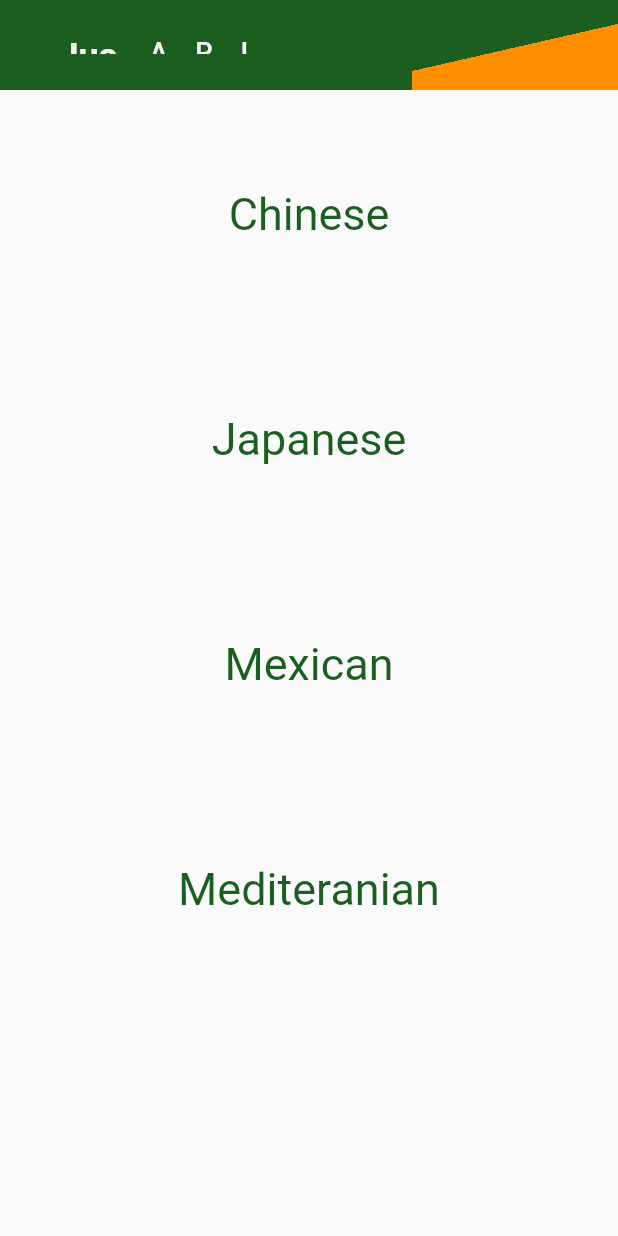
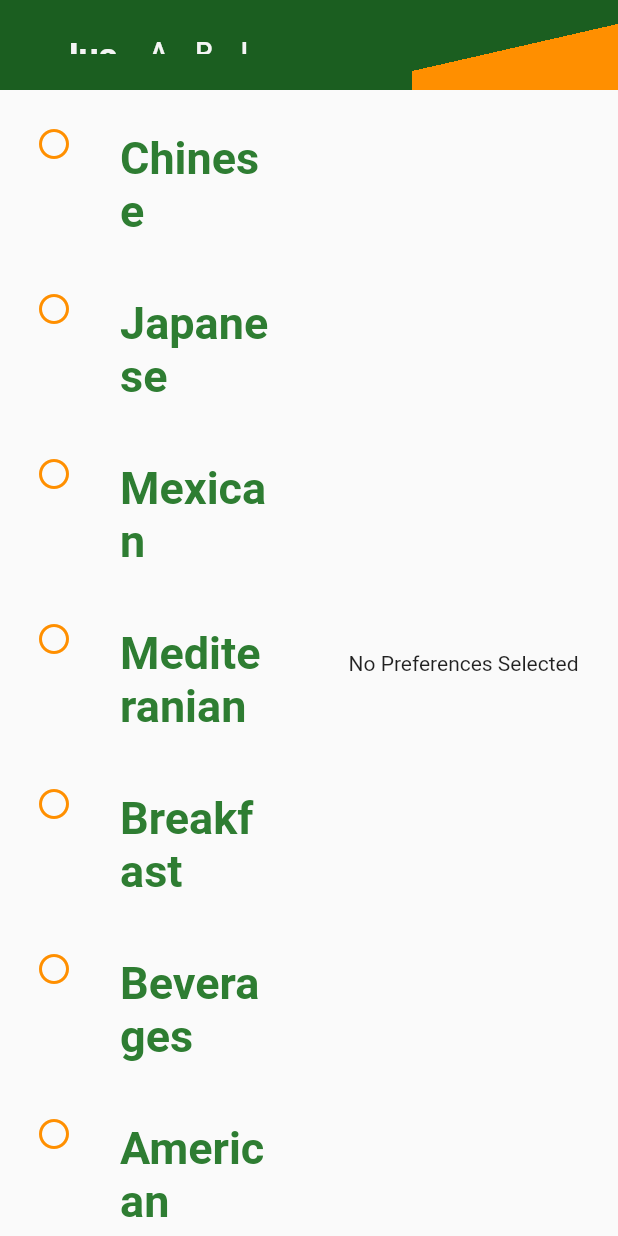
Before and after one commit to moriartyjk/Just-Eat-It, a Flutter app: the CustomizerPage screen opened by its route, on a phone screen of 412 x 824 dp. Run offline on Flutter 3.47's test engine with Material 2 defaults, Android fonts, the phone set to English and light mode, and no system bars; our stand-ins replace cloud_firestore, firebase_auth, firebase_core, video_player; accounts and stored records are empty.

Commit message:
Divided page into  selection and selected

```diff
--- a/lib/customizer.dart
+++ b/lib/customizer.dart
@@ -17,6 +17,8 @@ class _CustomizerPageState extends State<CustomizerPage> {
   //class globals
   FirebaseFirestore firestore = FirebaseFirestore.instance;
 
+  final _saved = <String> []; //list of selected preferences
+
   //helping functions
 
 //build layout
@@ -31,112 +33,146 @@ class _CustomizerPageState extends State<CustomizerPage> {
     //get the document reference for the user currently logged in
 
     //TODO: Add check for whether a valid user is signed in before changing preferences
-    //TODO: When user logs out, clear preferences
     var userPref = FirebaseFirestore.instance.collection('users').doc(user?.uid);
-    //var restNameList = ['chinese', 'japanese', 'mexican', 'mediteranian'];
 
     return Scaffold(
       appBar: JustEatItAppBar.create(context),
       //body of list view
-      body: Center(
+      body: Row(
+        mainAxisAlignment: MainAxisAlignment.spaceEvenly,
+        children: [
+          //==========SELECTION VIEW==========
+          Expanded(
             child: ListView(
               padding: const EdgeInsets.all(8),
               children: <Widget>[
                 //----------CHINESE----------
-            Container(
+                _buildSelection("Chinese", userPref, context),
+                //----------JAPANESE----------
+                _buildSelection("Japanese", userPref, context),
+                //----------MEXICAN----------
+                _buildSelection("Mexican", userPref, context),
+                //----------MEDITERANIAN----------
+                _buildSelection("Mediteranian", userPref, context),
+                //----------BREAKFAST----------
+                _buildSelection("Breakfast", userPref, context),
+                //----------BEVERAGES----------
+                _buildSelection("Beverages", userPref, context),
+                //----------AMERICAN----------
+                _buildSelection("American", userPref, context),
+                //----------HEALTH----------
+                _buildSelection("Health", userPref, context),
+                //----------RESET PREFERENCES----------
+                _clearPreferences(userPref, context),
+              ],
+            ),
+          ),
+          //==========SELECTED PREFERENCES VIEW==========
+          Expanded(
+            child: _saved.isNotEmpty //if preferences list is not empty, create a listveiw builder otherwise, show text
+              ? _buildSelected(context)
+              : Container(
                 alignment: Alignment.center,
                 height: 150,
-              child: TextButton(
+                child: const Text("No Preferences Selected"),
+              ),
+          ),
+        ], //end of Row children
+      ),
+    );
+  }
+
+/*----------HELPER FUNCTIONS----------*/
+
+  //Helper method to build each
+  Widget _buildSelection(String name,  DocumentReference<Map<String, dynamic>> userPref, BuildContext context){
+
+    final alreadySaved = _saved.contains(name);
+
+    //name -> restaurant name in upper case
+    return ListTile(
+      minVerticalPadding: 20,
+      leading: Icon(
+        alreadySaved ? Icons.circle : Icons.circle_outlined,
+        color: Colors.amber.shade800,
+        semanticLabel: alreadySaved ? 'Remove from Selected' : 'Select',
+      ),
+      title: Text(
+        name,
+        style: TextStyle(
+          color: Colors.green.shade800,
+          fontSize: 30,
+          fontWeight: FontWeight.bold,
+        ),
+      ),
+      onTap: () {
+        setState(() {
+          if(alreadySaved){
+            _saved.remove(name);
+            //add code here to update the users preference list in data base based on current _saved array
+            //userPref.update({'preferences': _saved});
+          } else{
+            _saved.add(name);
+            //add code here to update the users preference list in data base based on current _saved array
+            //userPref.update({'preferences': _saved});
+          }
+          userPref.update({'preferences': _saved});
+        });
+      },
+    );
+  }
+
+  //Widget that shows what has been selected
+  Widget _buildSelected(BuildContext context){
+
+    //return a buildable list that displays what has been favorited by the user
+    return ListView.separated(
+      separatorBuilder: (context, index) => Divider(color: Colors.green.shade900),
+      itemCount: _saved.length, //number of tiles equals length of preferences list
+      itemBuilder: (context, int index) {
+        return ListTile(
+          title: Text(_saved.elementAt(index)),
+        );
+      }
+    );
+  }
+
+  //Clear preferences
+  Widget _clearPreferences(DocumentReference<Map<String, dynamic>> userPref, BuildContext context){
+
+    //maybe turn this into a floating button
+
+    return Container(
+      alignment: Alignment.center,
+      height: 200,
+      child: ElevatedButton(
         onPressed: () {
-                  //set user preference
-                  var chin = ['chinese']; //needs to be of  List<String> type
-                  userPref.update({'preferences': FieldValue.arrayUnion(chin)});
-                  //userPref.set({'preferences': 'chinese'});
-                  Navigator.popAndPushNamed(context, '/restaurants');
+          setState(() {
+            //clear _saved
+            removeAll();
+            userPref.update({'preferences': []}); //set preferences to be an empty array
+          });
+          //clear _saved
+          removeAll();
+          userPref.update({'preferences': []}); //set preferences to be an empty array
         },
-                style: TextButton.styleFrom(
+        style: ElevatedButton.styleFrom(
           textStyle: const TextStyle(
             fontSize: 30,
             color:Color.fromARGB(255, 18, 119, 21),
             ),
         ),
         child: const Text(
-                  "Chinese",
-                ),
-              ),
-            ),
-            //----------JAPANESE----------
-            Container(
-              alignment: Alignment.center,
-              height: 150,
-              child: TextButton(
-                onPressed: () {
-                  //set user preference
-                  var jap = ['japanese'];
-                  //userPref.
-                  userPref.update({'preferences': FieldValue.arrayUnion(jap)});
-                  //userPref.set({'preferences': 'japanese'});
-                  Navigator.popAndPushNamed(context, '/restaurants');
-                },
-                style: TextButton.styleFrom(
-                  textStyle: const TextStyle(
-                    fontSize: 30,
-                    color:Color.fromARGB(255, 18, 119, 21),
-                    ),
-                ),
-                child: const Text(
-                  "Japanese",
-                ),
-              ),
-            ),
-            //----------MEXICAN----------
-            Container(
-              alignment: Alignment.center,
-              height: 150,
-              child: TextButton(
-                onPressed: () {
-                  //set user preference
-                  var mex = ['mexican'];
-                  userPref.update({'preferences': FieldValue.arrayUnion(mex)});
-                  Navigator.popAndPushNamed(context, '/restaurants');
-                },
-                style: TextButton.styleFrom(
-                  textStyle: const TextStyle(
-                    fontSize: 30,
-                    color:Color.fromARGB(255, 18, 119, 21),
-                    ),
-                ),
-                child: const Text(
-                  "Mexican",
-                ),
-              ),
-            ),
-            //----------MEDITERANIAN----------
-            Container(
-              alignment: Alignment.center,
-              height: 150,
-              child: TextButton(
-                onPressed: () {
-                  //set user preference
-                  var med = ['mediteranian'];
-                  userPref.update({'preferences': FieldValue.arrayUnion(med)});
-                  Navigator.popAndPushNamed(context, '/restaurants');
-                },
-                style: TextButton.styleFrom(
-                  textStyle: const TextStyle(
-                    fontSize: 30,
-                    color:Color.fromARGB(255, 18, 119, 21),
-                    ),
-                ),
-                child: const Text(
-                  "Mediteranian",
-                ),
-              ),
-            ),
-          ],
+          "Reset Preferences",
         ),
       ),
     );
   }
 
-}//class end
+  void removeAll(){
+    while(_saved.isNotEmpty){
+      _saved.removeAt(0); //remove the first index of the list until its empty
+    }
+  }
+
+} //==========CustomizerPage END==========
```
Lines whose indentation alone changed are shown as unchanged.
